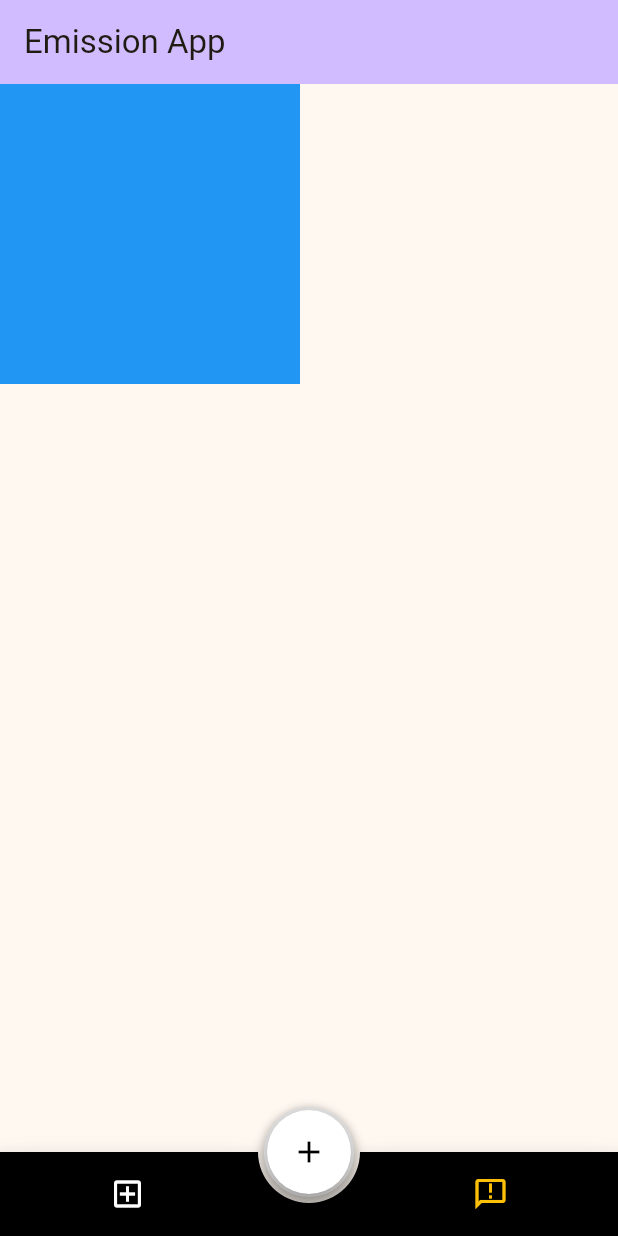
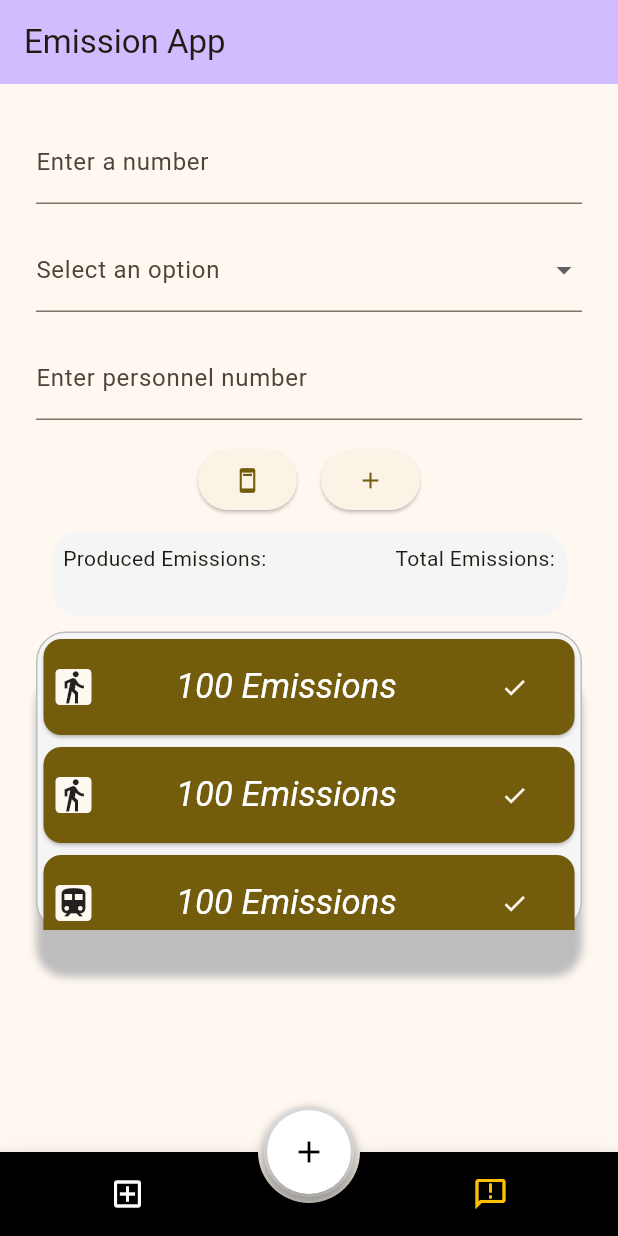
Before and after one commit to AndreyJRE/emission_app, a Flutter app: the screen it shows after launch, item 2 of the bottom bar chosen, on a phone screen of 412 x 824 dp. Run offline on Flutter 3.47's test engine with Material 3 defaults, Android fonts, the phone set to English and light mode, and no system bars; drawn by our look-alikes of animated_bottom_navigation_bar; generated files the repository leaves out were written again.

Commit message:
new tab yay

```diff
--- /dev/null
+++ b/emission-frontend/qq_ui/lib/src/views/add_view.dart
@@ -0,0 +1,110 @@
+import 'package:flutter/material.dart';
+import 'package:qq_ui/src/widget/emission_card.dart';
+
+class AddView extends StatefulWidget {
+  @override
+  State<AddView> createState() => _AddViewState();
+}
+
+class _AddViewState extends State<AddView> {
+  final List<String> dropdownItems = ['Option 1', 'Option 2', 'Option 3'];
+  final List<EmissionCard> emissionsList = [EmissionCard(task: '100 Emissions',type: TYPE.WALK,),EmissionCard(task: '100 Emissions',type: TYPE.WALK,),EmissionCard(task: '100 Emissions',type: TYPE.TRAIN_LONG,),EmissionCard(task: '100 Emissions',type: TYPE.TRAIN_LONG,)];
+  final int total = 0;
+  final int produced = 0;
+  @override
+  Widget build(BuildContext context) {
+    return Container(
+      child: Center(
+        child: Column(
+          children: [
+            Padding(
+              padding: EdgeInsets.all(16.0),
+              child: Padding(
+                padding: const EdgeInsets.all(8.0),
+                child: Center(
+                  child: Column(
+                    children: [
+                      TextField(
+                        decoration: InputDecoration(
+                          labelText: 'Enter a number',
+                        ),
+                      ),
+                      SizedBox(height: 16.0),
+                      DropdownButtonFormField<String>(
+                        items: dropdownItems.map((String item) {
+                          return DropdownMenuItem<String>(
+                            value: item,
+                            child: Text(item),
+                          );
+                        }).toList(),
+                        decoration: InputDecoration(
+                          labelText: 'Select an option',
+                        ),
+                        onChanged: (String? value) {
+                          // Handle dropdown value change
+                        },
+                      ),
+                      SizedBox(height: 16.0),
+                      TextField(
+                        decoration: InputDecoration(
+                          labelText: 'Enter personnel number',
+                        ),
+                      ),
+                      SizedBox(height: 16.0),
+                      Align(
+                        alignment: Alignment.center,
+                        child: Row(
+                          mainAxisAlignment: MainAxisAlignment.center,
+                          children: [
+                            ElevatedButton(
+                              onPressed: () {
+                                // Handle submit button press
+                              },
+                              child: Icon(Icons.ad_units),
+                            ),
+                            SizedBox(width: 16.0),
+                            ElevatedButton(
+                              onPressed: () {
+                                // Handle submit button press
+                              },
+                              child: Icon(Icons.add),
+                            ),
+                          ],
+                        ),
+                      ),
+                      Padding(
+                        padding: const EdgeInsets.all(10.0),
+                        child: Container(
+                                  decoration: BoxDecoration(borderRadius: BorderRadius.circular(20),color: Colors.grey.shade100),
+                                  child: Padding(
+                                    padding: const EdgeInsets.all(8.0),
+                                    child: Column(
+                                      children: [
+                                        Row(children: [Text('Produced Emissions:'),Expanded(child: Text(' ',textAlign: TextAlign.center,)),Text('Total Emissions:'),],),
+                                                                                Row(children: [produced != 0 ?Text('Produced Emissions:'): Text(''),Expanded(child: Text(' ',textAlign: TextAlign.center,)),total != 0? Text('Total Emissions:'):Text(''),],),
+                                      ],
+                                    ),
+                                  ),),
+                      ),
+                              Container(
+                                decoration: BoxDecoration(borderRadius: BorderRadius.circular(20),color: Colors.grey.shade100,border: Border.all(color: Colors.grey.shade400,),boxShadow: [BoxShadow(color: Colors.grey.shade400,blurRadius: 4.0,spreadRadius: 0.0,offset:  Offset(0, 30),)]),
+            height: 200.0,
+            child: ListView.builder(
+              scrollDirection: Axis.vertical,
+              itemCount: emissionsList.length,
+              itemBuilder: (BuildContext ctxt, int index) {
+                return emissionsList[index];
+              },
+            ),
+          )
+                    ],
+                  ),
+                ),
+              ),
+            ),
+          ],
+        ),
+      ),
+    );
+  }
+}
--- a/emission-frontend/qq_ui/lib/src/views/app.dart
+++ b/emission-frontend/qq_ui/lib/src/views/app.dart
@@ -2,6 +2,7 @@ import 'package:animated_bottom_navigation_bar/animated_bottom_navigation_bar.da
 import 'package:flutter/material.dart';
 import 'package:flutter_gen/gen_l10n/app_localizations.dart';
 import 'package:flutter_localizations/flutter_localizations.dart';
+import 'package:qq_ui/src/views/add_view.dart';
 import 'package:qq_ui/src/views/calendar_screen.dart';
 import 'package:qq_ui/src/views/task_screen.dart';
 
@@ -51,7 +52,8 @@ class _MyHomePageState extends State<MainScreen> {
           page = EmissionListView();
           break;
         case 1:
-         page = CalendarScreen();
+         page = AddView();
+          break;
         default:
 
       }
--- /dev/null
+++ b/emission-frontend/qq_ui/lib/src/widget/emission_card.dart
@@ -0,0 +1,93 @@
+import 'package:flutter/material.dart';
+
+enum TYPE {
+WALK, BIKE, BIKE_ELECTRIC, CAR_DIESEL, CAR_BENZIN, CAR_ELECTRIC, BUS, TRAIN_SHORT, TRAIN_LONG, AIRPLANE;
+}
+
+class EmissionCard extends StatelessWidget {
+  const EmissionCard({
+    super.key,
+    required this.task,
+    this.type = TYPE.WALK,
+  });
+
+  final String task;
+  final TYPE type;
+
+  Icon getIcon() {
+    switch (type) {
+          case TYPE.WALK:
+            return Icon(Icons.directions_walk);
+          case TYPE.BIKE:
+            return Icon(Icons.directions_bike);
+          case TYPE.BIKE_ELECTRIC:
+            return Icon(Icons.electric_bike);
+          case TYPE.CAR_DIESEL:
+            return Icon(Icons.directions_car);
+          case TYPE.CAR_BENZIN:
+            return Icon(Icons.local_gas_station);
+          case TYPE.CAR_ELECTRIC:
+            return Icon(Icons.electric_car);
+          case TYPE.BUS:
+            return Icon(Icons.directions_bus);
+          case TYPE.TRAIN_SHORT:
+            return Icon(Icons.train);
+          case TYPE.TRAIN_LONG:
+            return Icon(Icons.train);
+          case TYPE.AIRPLANE:
+            return Icon(Icons.airplanemode_active);
+    }
+  }
+
+  Map<String, dynamic> toJson() {
+    return {'task': task, 'type': type.toString()};
+  }
+
+  factory EmissionCard.fromJson(Map<String, dynamic> json) {
+    return EmissionCard(task: json['task'],type: json['type']);
+    }
+
+  @override
+  Widget build(BuildContext context) {
+    final theme = Theme.of(context);
+
+    final style = theme.textTheme.displayMedium!.copyWith(
+        color: theme.colorScheme.onPrimary,
+        fontStyle: FontStyle.italic,
+        fontSize: 23.0);
+    return Card(
+      color: theme.colorScheme.primary,
+      child: Padding(
+          padding: const EdgeInsets.all(8.0),
+          child: Row(
+            mainAxisSize: MainAxisSize.min,
+            children: [
+
+              Container(
+                  child: getIcon(),
+                  decoration: BoxDecoration(
+                    color: Theme.of(context).canvasColor,
+                    borderRadius: BorderRadius.all(Radius.circular(3)),
+                  )),
+              SizedBox(width: 10.0),
+              Expanded(
+                child: Text(
+                  task,
+                  style: style,
+                  textAlign: TextAlign.center,
+                ),
+              ),
+
+              TextButton(
+                onPressed: ()=>{},
+                child: Icon(
+
+                  Icons.check,
+                  color: Theme.of(context).cardColor,
+                ),
+              ),
+            ],
+          )),
+    );
+  }
+}
```
